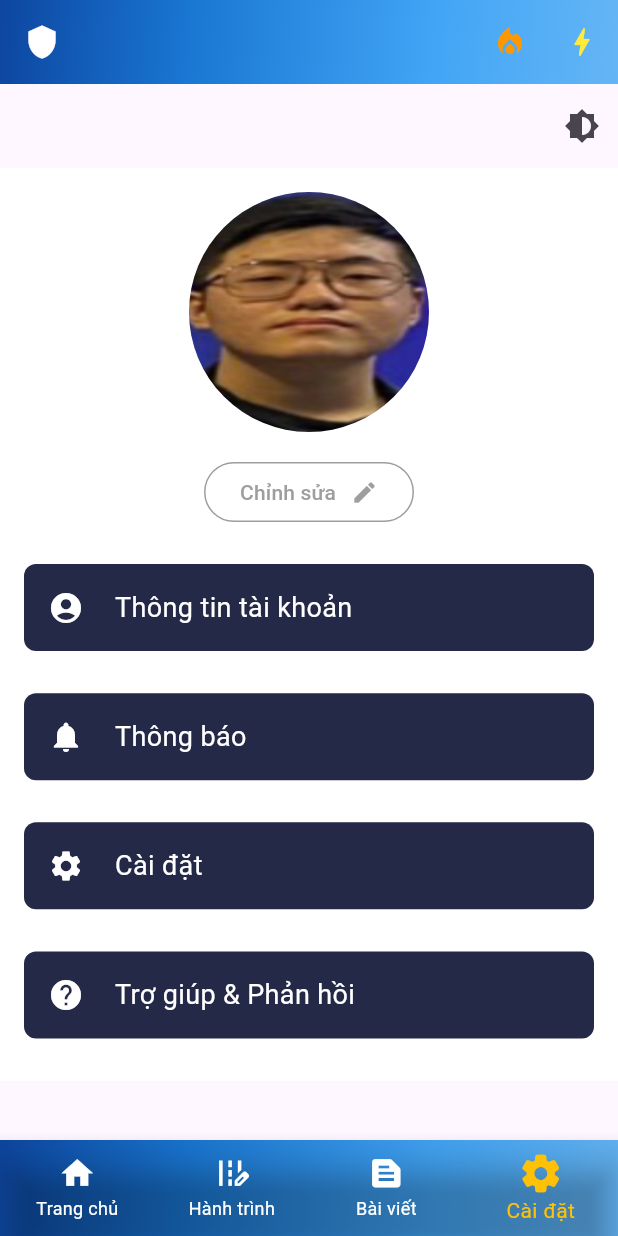
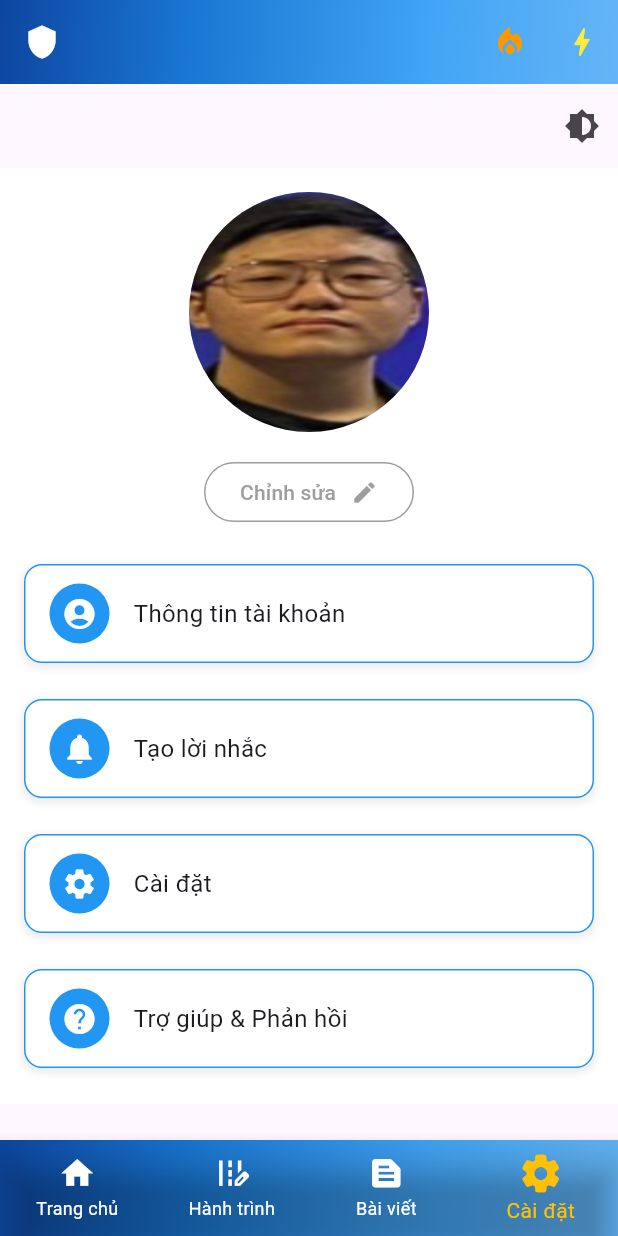
Before and after one commit to hltd0123/EasyTalk_Android, a Flutter app: the screen it shows after launch, item 4 of the bottom bar chosen, on a phone screen of 412 x 824 dp. Run offline on Flutter 3.47's test engine with Material 3 defaults, Android fonts, the phone set to English and light mode, and no system bars; our stand-ins replace flutter_dotenv, flutter_time_picker_spinner, image_picker, shared_preferences; missing offline and left inert: dart_jsonwebtoken.

Commit message:
init: init project easy talk mobile app

```diff
--- a/lib/Views/Home/AcountDetailPage.dart
+++ b/lib/Views/Home/AcountDetailPage.dart
@@ -1,28 +1,31 @@
 import 'package:flutter/material.dart';
-import 'package:dacn/Views/WidgetBuiding/MenuItem.dart';
+import 'package:image_picker/image_picker.dart';
+import 'package:dacn/Views/Home/Reminder.dart';
+import 'dart:io';
+
 
 class AccountDetailPage extends StatefulWidget {
   const AccountDetailPage({super.key});
+
   @override
   _AccountDetailPageState createState() => _AccountDetailPageState();
 }
-class _AccountDetailPage extends State<AccountDetailPage> {
-  // Biến lưu trữ chế độ hiện tại (sáng hoặc tối)
-  ThemeMode _themeMode = ThemeMode.light;
-
-  @override
-  Widget build(BuildContext context) {
-    return MaterialApp(
-      title: 'Flutter App',
-      theme: ThemeData.light(), // Định nghĩa theme sáng
-      darkTheme: ThemeData.dark(), // Định nghĩa theme tối
-      themeMode: _themeMode, // Áp dụng theme hiện tại
-      home: const AccountDetailPage(),
-    );
-  }
-}
 
 class _AccountDetailPageState extends State<AccountDetailPage> {
+  File? _image; // Biến lưu ảnh đã chọn
+
+  // Hàm chọn ảnh từ thư viện
+  Future<void> _pickImage() async {
+    final picker = ImagePicker();
+    final pickedFile = await picker.pickImage(source: ImageSource.gallery);
+
+    if (pickedFile != null) {
+      setState(() {
+        _image = File(pickedFile.path); // Cập nhật ảnh được chọn
+      });
+    }
+  }
+
   @override
   Widget build(BuildContext context) {
     return Scaffold(
@@ -32,6 +35,7 @@ class _AccountDetailPageState extends State<AccountDetailPage> {
           IconButton(
             icon: const Icon(Icons.brightness_6),
             onPressed: () {
+              // Nút chuyển chế độ sáng/tối
             },
           ),
         ],
@@ -46,7 +50,9 @@ class _AccountDetailPageState extends State<AccountDetailPage> {
               Center(
                 child: CircleAvatar(
                   radius: 80, // Kích thước avatar
-                  backgroundImage: AssetImage('assets/avatar.jpg'),
+                  backgroundImage: _image != null
+                      ? FileImage(_image!) as ImageProvider
+                      : const AssetImage('assets/avatar.jpg'),
                   backgroundColor: Colors.grey[200],
                 ),
               ),
@@ -54,22 +60,21 @@ class _AccountDetailPageState extends State<AccountDetailPage> {
 
               // Nút chỉnh sửa dưới CircleAvatar
               OutlinedButton(
-                onPressed: () {
-                  // Thêm hành động chỉnh sửa avatar ở đây
-                },
+                onPressed: _pickImage, // Gọi hàm chọn ảnh
                 style: OutlinedButton.styleFrom(
-                  side: BorderSide(color: Colors.grey), // Màu viền xám
+                  side: const BorderSide(color: Colors.grey), // Màu viền xám
                   shape: RoundedRectangleBorder(
                     borderRadius: BorderRadius.circular(20.0), // Bo tròn viền
                   ),
                 ),
                 child: Row(
                   mainAxisSize: MainAxisSize.min,
-                  children: [
-                    Text('Chỉnh sửa',
+                  children: const [
+                    Text(
+                      'Chỉnh sửa',
                       style: TextStyle(color: Colors.grey),
                     ),
-                    const SizedBox(width: 10),
+                    SizedBox(width: 10),
                     Icon(Icons.edit, color: Colors.grey),
                   ],
                 ),
@@ -80,25 +85,35 @@ class _AccountDetailPageState extends State<AccountDetailPage> {
               MenuItem(
                 icon: const Icon(Icons.account_circle, color: Colors.white),
                 text: 'Thông tin tài khoản',
-                colorArrow: Colors.blue,
+                borderColor: Colors.blue,
+                onTap: () {
+                  // Chuyển sang trang thông tin tài khoản
+                },
               ),
               const SizedBox(height: 8.0),
               MenuItem(
                 icon: const Icon(Icons.notifications, color: Colors.white),
-                text: 'Thông báo',
-                colorArrow: Colors.blue,
+                text: 'Tạo lời nhắc',
+                borderColor: Colors.blue,
+                onTap: () {
+                  // Chuyển sang trang Tạo lời nhắc
+                  Navigator.push(
+                    context,
+                    MaterialPageRoute(builder: (context) => const ReminderPage()),
+                  );
+                },
               ),
               const SizedBox(height: 8.0),
               MenuItem(
                 icon: const Icon(Icons.settings, color: Colors.white),
                 text: 'Cài đặt',
-                colorArrow: Colors.blue,
+                borderColor: Colors.blue,
               ),
               const SizedBox(height: 8.0),
               MenuItem(
                 icon: const Icon(Icons.help, color: Colors.white),
                 text: 'Trợ giúp & Phản hồi',
-                colorArrow: Colors.blue,
+                borderColor: Colors.blue,
               ),
             ],
           ),
@@ -107,3 +122,55 @@ class _AccountDetailPageState extends State<AccountDetailPage> {
     );
   }
 }
+
+class MenuItem extends StatelessWidget {
+  final Icon icon;
+  final String text;
+  final Color borderColor;
+  final VoidCallback? onTap;
+
+  const MenuItem({
+    required this.icon,
+    required this.text,
+    required this.borderColor,
+    this.onTap,
+    Key? key,
+  }) : super(key: key);
+
+  @override
+  Widget build(BuildContext context) {
+    return GestureDetector(
+      onTap: onTap, // Gọi callback khi nhấn
+      child: Container(
+        padding: const EdgeInsets.symmetric(vertical: 12.0, horizontal: 16.0),
+        margin: const EdgeInsets.symmetric(vertical: 8.0),
+        decoration: BoxDecoration(
+          color: Colors.white,
+          border: Border.all(color: borderColor, width: 1.0),
+          borderRadius: BorderRadius.circular(12.0),
+          boxShadow: [
+            BoxShadow(
+              color: Colors.grey.withOpacity(0.2),
+              spreadRadius: 1,
+              blurRadius: 4,
+              offset: const Offset(0, 2),
+            ),
+          ],
+        ),
+        child: Row(
+          children: [
+            CircleAvatar(
+              child: icon,
+              backgroundColor: Colors.blue,
+            ),
+            const SizedBox(width: 16.0),
+            Text(
+              text,
+              style: const TextStyle(fontSize: 16.0),
+            ),
+          ],
+        ),
+      ),
+    );
+  }
+}
--- a/pubspec.yaml
+++ b/pubspec.yaml
@@ -38,9 +38,9 @@ dependencies:
   dart_jsonwebtoken: ^2.14.1
   html: ^0.15.5
   carousel_slider: ^4.0.0
-
+  image_picker: ^0.8.7+5
   permission_handler: ^11.3.1
-
+  flutter_time_picker_spinner: ^2.0.0
   # The following adds the Cupertino Icons font to your application.
   # Use with the CupertinoIcons class for iOS style icons.
   cupertino_icons: ^1.0.8
```
Also changed, not shown: lib/Views/Home/AccountInfoPage.dart (added, +132 -0 lines), lib/Views/Home/Reminder.dart (added, +254 -0 lines), pubspec.lock, 5 other files.
